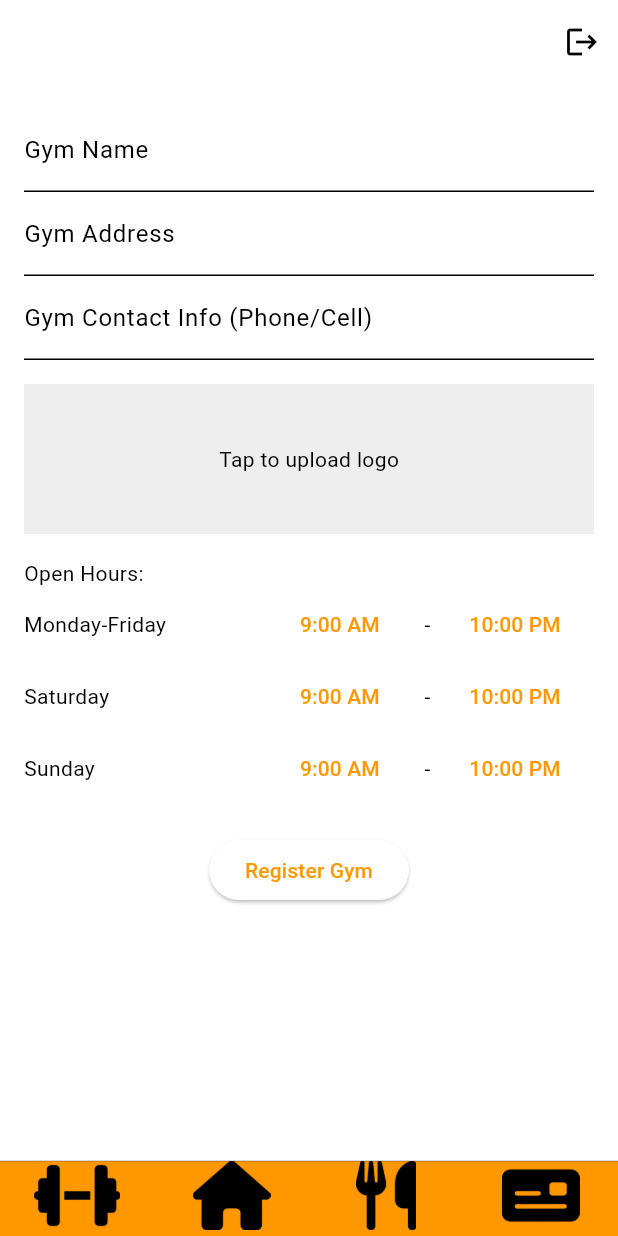
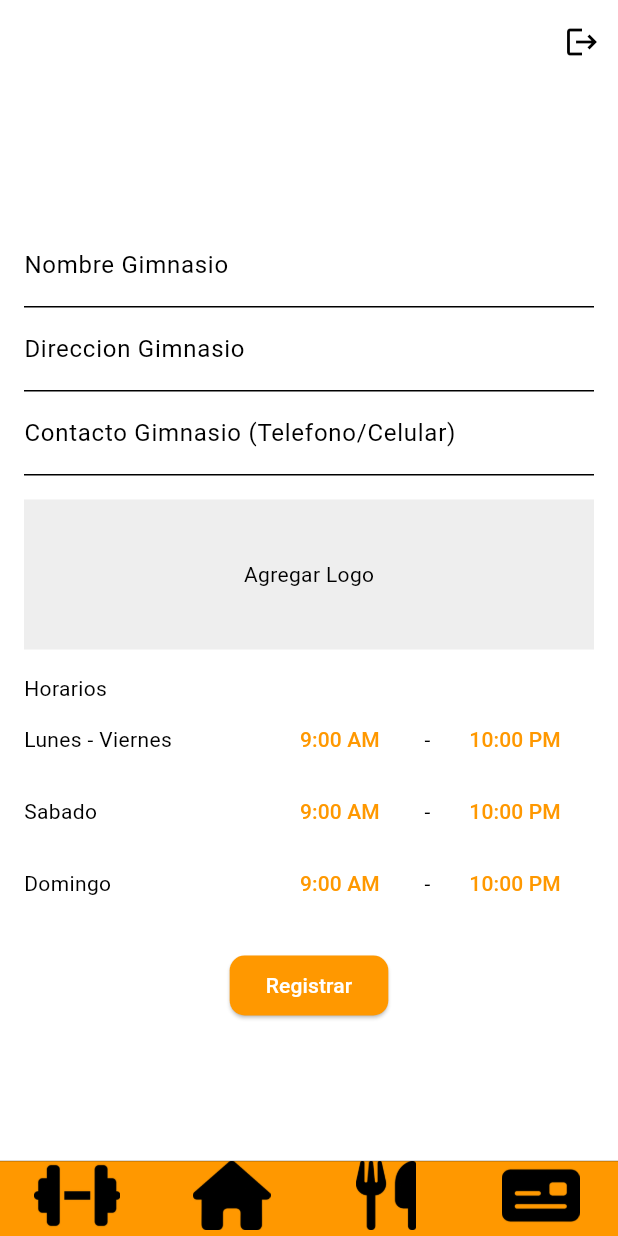
Before and after one commit to FranCannepa/fitsolutions, a Flutter app: the HomeScreen screen opened by its route, after a tap on "Registrar gimnasio", on a phone screen of 412 x 824 dp. Run offline on Flutter 3.47's test engine with Material 3 defaults, Android fonts, the phone set to English and light mode, and no system bars; our stand-ins replace cloud_firestore, firebase_auth, firebase_core, firebase_messaging, firebase_storage, flutter_local_notifications and 5 more; accounts and stored records are empty.

Commit message:
Membresia Info update from detailed ryan

```diff
--- a/lib/Screens/Gimnasio/gimnasio_screen.dart
+++ b/lib/Screens/Gimnasio/gimnasio_screen.dart
@@ -1,6 +1,6 @@
+import 'package:fitsolutions/Components/components.dart';
 import 'package:fitsolutions/Utilities/shared_prefs_helper.dart';
 import 'package:fitsolutions/modelo/models.dart';
-import 'package:fitsolutions/Components/components.dart';
 import 'package:fitsolutions/providers/gimnasio_provider.dart';
 import 'package:fitsolutions/screens/Gimnasio/gym_detail_screen.dart';
 import 'package:fitsolutions/screens/Gimnasio/gym_registration_form.dart';
@@ -45,7 +45,8 @@ class _GimnasioScreenState extends State<GimnasioScreen> {
               return Text('Error fetching gym data: ${snapshot.error}');
             } else if (snapshot.hasData && snapshot.data != null) {
               final gymData = snapshot.data!;
-              return GymDetailScreen(gym: gymData);
+              //return GymDetailScreen(gym: gymData);
+              return GimnasioInfo(gimnasio: gymData);
             } else {
               return !showGymForm
                   ? Column(
@@ -64,39 +65,23 @@ class _GimnasioScreenState extends State<GimnasioScreen> {
                         const SizedBox(height: 16.0),
                         ElevatedButton(
                           onPressed: () => setState(() => showGymForm = true),
-                          child: !esEntrenador! ? const Text("Registrar gimnasio") : const Text("Registar informacion"),
+                          child: !esEntrenador!
+                              ? const Text("Registrar gimnasio")
+                              : const Text("Registar informacion"),
                         ),
                       ],
                     )
-                  : Column(
-                      children: [
-                        GymRegistrationForm(
+                  : GymRegistrationForm(
                       provider: gimnasioProvider,
                       onSubmit: () {
                         setState(() {
                           showGymForm = false;
                         });
                       },
-                        ),
-                      ],
                     );
             }
           },
-        ),/*
-        child: FutureBuilder(
-            future: gimnasioProvider.getGym(),
-            builder: (context, snapshot) {
-              if (snapshot.hasData) {
-                final gimnasio = snapshot.data;
-                if (gimnasio != null) {
-                  return GimnasioInfo(gimnasio: gimnasio);
-                } else {
-                  return const Text('No TENGO GYM');
-                }
-              } else {
-                return Container();
-              }
-            }),*/
+        ),
       ),
     );
   }
--- a/lib/Screens/Home/home_screen.dart
+++ b/lib/Screens/Home/home_screen.dart
@@ -193,7 +193,7 @@ class _HomeScreenState extends State<HomeScreen> {
                 return Scaffold(
                   appBar: AppBar(
                     automaticallyImplyLeading:
-                        false, // This removes the back button
+                        false,
                     actions: [
                       IconButton(
                         onPressed: () async {
--- a/lib/Utilities/utilities.dart
+++ b/lib/Utilities/utilities.dart
@@ -1,7 +1,4 @@
 //FILE PARA HACER IMPORT
 //EN VEZ DE IMPORTAR UNO POR UNO IMPORTAR DE ACA
-
-
-export 'registros.dart';
 export 'shared_prefs_helper.dart';
 export 'navigator_service.dart';
--- a/lib/providers/gimnasio_provider.dart
+++ b/lib/providers/gimnasio_provider.dart
@@ -1,3 +1,4 @@
+import 'dart:developer';
 import 'dart:io';
 import 'package:cloud_firestore/cloud_firestore.dart';
 import 'package:fitsolutions/modelo/models.dart';
@@ -6,8 +7,7 @@ import 'package:image_picker/image_picker.dart';
 import 'package:logger/logger.dart';
 import 'package:fitsolutions/Utilities/shared_prefs_helper.dart';
 import 'package:path/path.dart' as path;
-import 'package:firebase_storage/firebase_storage.dart'
-    as firebase_storage; // Import Firebase Storage
+import 'package:firebase_storage/firebase_storage.dart' as firebase_storage;
 
 class GimnasioProvider with ChangeNotifier {
   final Logger log = Logger();
@@ -67,30 +67,27 @@ class GimnasioProvider with ChangeNotifier {
     if (gymLogo == null) return;
 
     try {
-      // Generate a unique name for the image based on current timestamp
       String fileName = path.basename(gymLogo.path);
       firebase_storage.Reference ref = firebase_storage.FirebaseStorage.instance
           .ref()
           .child('gym_logos')
           .child(fileName);
-
-      // Upload file to Firebase Storage
       await ref.putFile(gymLogo);
-
-      // Get the download URL
       gymLogoUrl = await ref.getDownloadURL();
-
       log.d('Logo uploaded. URL: $gymLogoUrl');
-      notifyListeners(); // Notify listeners after logo is uploaded
+      notifyListeners();
     } catch (e) {
       log.e('Error uploading logo: $e');
     }
   }
 
-  String timeOfDayToString(TimeOfDay timeOfDay) {
+  String formatTimeOfDay(TimeOfDay timeOfDay) {
+    debugger();
     final hours = timeOfDay.hour.toString().padLeft(2, '0');
     final minutes = timeOfDay.minute.toString().padLeft(2, '0');
-    return '$hours:$minutes';
+    final period = timeOfDay.hour < 12 ? 'AM' : 'PM';
+    final formattedHour = hours.startsWith('0') ? hours.substring(1) : hours;
+    return '$formattedHour:$minutes $period';
   }
 
   Future<void> registerGym(
@@ -98,26 +95,29 @@ class GimnasioProvider with ChangeNotifier {
     String address,
     String contact,
     Map<String, TimeOfDay> openHours,
-      Map<String, TimeOfDay> closeHours) async {
+    Map<String, TimeOfDay> closeHours,
+  ) async {
     final userId = await prefs.getUserId();
+    debugger();
+    try {
       final gymData = {
         'nombreGimnasio': name,
         'direccion': address,
         'contacto': contact,
         'propietarioId': userId,
-      'logoUrl': gymLogoUrl,
+        'logoUrl': gymLogoUrl ?? '',
         'horario': {
           'Monday-Friday': {
-          'open': timeOfDayToString(openHours['Monday-Friday']!),
-          'close': timeOfDayToString(closeHours['Monday-Friday']!),
+            'open': formatTimeOfDay(openHours['Lunes - Viernes']!),
+            'close': formatTimeOfDay(closeHours['Lunes - Viernes']!),
           },
           'Saturday': {
-          'open': timeOfDayToString(openHours['Saturday']!),
-          'close': timeOfDayToString(closeHours['Saturday']!),
+            'open': formatTimeOfDay(openHours['Sabado']!),
+            'close': formatTimeOfDay(closeHours['Sabado']!),
           },
           'Sunday': {
-          'open': timeOfDayToString(openHours['Sunday']!),
-          'close': timeOfDayToString(closeHours['Sunday']!),
+            'open': formatTimeOfDay(openHours['Domingo']!),
+            'close': formatTimeOfDay(closeHours['Domingo']!),
           },
         }
       };
@@ -128,7 +128,10 @@ class GimnasioProvider with ChangeNotifier {
       }
       final docRef = await _firebase.collection(collection).add(gymData);
       prefs.setSubscripcion(docRef.id);
-    notifyListeners(); // Refresh the gym data
+      notifyListeners();
+    } catch (e) {
+      print(e);
+    }
   }
 
   void toggleGymForm() {
--- a/lib/providers/userData.dart
+++ b/lib/providers/userData.dart
@@ -1,4 +1,6 @@
 //import 'dart:developer';
+
+import 'dart:developer';
 
 import 'package:cloud_firestore/cloud_firestore.dart';
 import 'package:firebase_auth/firebase_auth.dart';
@@ -184,7 +186,7 @@ class UserData extends ChangeNotifier {
     userId = userData?['userId'] ?? await prefs.getUserId();
     nombreCompleto = userData?['nombreCompleto'];
     tipo = 'Propietario';
-    origenAdministrador = (await getGimnasioPropietario(userId))!;
+    origenAdministrador = (await getGimnasioPropietario(userId)) ?? '';
     notifyListeners();
   }
 
--- a/lib/screens/Gimnasio/gym_registration_form.dart
+++ b/lib/screens/Gimnasio/gym_registration_form.dart
@@ -1,5 +1,8 @@
+import 'dart:developer';
 import 'dart:io';
 
+import 'package:fitsolutions/Components/CommonComponents/screenUpperTitle.dart';
+import 'package:fitsolutions/Components/CommonComponents/submit_button.dart';
 import 'package:fitsolutions/Utilities/shared_prefs_helper.dart';
 import 'package:fitsolutions/providers/gimnasio_provider.dart';
 import 'package:flutter/material.dart';
@@ -40,15 +43,15 @@ class _GymRegistrationFormState extends State<GymRegistrationForm> {
   }
 
   final Map<String, TimeOfDay> _openHours = {
-    'Monday-Friday': const TimeOfDay(hour: 9, minute: 0),
-    'Saturday': const TimeOfDay(hour: 9, minute: 0),
-    'Sunday': const TimeOfDay(hour: 9, minute: 0),
+    'Lunes - Viernes': const TimeOfDay(hour: 9, minute: 0),
+    'Sabado': const TimeOfDay(hour: 9, minute: 0),
+    'Domingo': const TimeOfDay(hour: 9, minute: 0),
   };
 
   final Map<String, TimeOfDay> _closeHours = {
-    'Monday-Friday': const TimeOfDay(hour: 22, minute: 0),
-    'Saturday': const TimeOfDay(hour: 22, minute: 0),
-    'Sunday': const TimeOfDay(hour: 22, minute: 0),
+    'Lunes - Viernes': const TimeOfDay(hour: 22, minute: 0),
+    'Sabado': const TimeOfDay(hour: 22, minute: 0),
+    'Domingo': const TimeOfDay(hour: 22, minute: 0),
   };
 
   Future<void> _selectTime(
@@ -101,9 +104,9 @@ class _GymRegistrationFormState extends State<GymRegistrationForm> {
         _closeHours,
       );
       if (context.mounted) {
-        widget.onSubmit(); // Call the callback to notify parent widget
+        widget.onSubmit();
         ScaffoldMessenger.of(context).showSnackBar(
-          const SnackBar(content: Text('Gym registered successfully')),
+          const SnackBar(content: Text('Ginasio registriado exitosamente')),
         );
       }
     }
@@ -111,7 +114,8 @@ class _GymRegistrationFormState extends State<GymRegistrationForm> {
 
   @override
   Widget build(BuildContext context) {
-    return Form(
+    return SingleChildScrollView(
+        child: Form(
       key: _formKey,
       child: Padding(
         padding: const EdgeInsets.all(16.0),
@@ -120,14 +124,16 @@ class _GymRegistrationFormState extends State<GymRegistrationForm> {
           children: [
             TextFormField(
               controller: _nameController,
-              decoration:  InputDecoration(labelText: esEntrenador == true
-                    ? 'Trainer Name'
-                    : 'Gym Name',),
+              decoration: InputDecoration(
+                labelText: esEntrenador == true
+                    ? 'Nombre Entrenador'
+                    : 'Nombre Gimnasio',
+              ),
               validator: (value) {
                 if (value == null || value.isEmpty) {
                   return esEntrenador == true
-                      ? 'Please enter the trainer name'
-                      : 'Please enter the gym name';
+                      ? 'Ingrese el nombre del entrenador'
+                      : 'Ingrese el nombre del gimnasio';
                 }
                 return null;
               },
@@ -136,14 +142,14 @@ class _GymRegistrationFormState extends State<GymRegistrationForm> {
               controller: _addressController,
               decoration: InputDecoration(
                 labelText: esEntrenador == true
-                    ? 'Trainer Address'
-                    : 'Gym Address',
+                    ? 'Direccion Entrenador'
+                    : 'Direccion Gimnasio',
               ),
               validator: (value) {
                 if (value == null || value.isEmpty) {
                   return esEntrenador == true
-                      ? 'Please enter the trainer address'
-                      : 'Please enter the gym address';
+                      ? 'Ingrese la direccion del entrenador'
+                      : 'Ingrese la direccion del gimnasio';
                 }
                 return null;
               },
@@ -152,14 +158,12 @@ class _GymRegistrationFormState extends State<GymRegistrationForm> {
               controller: _contactController,
               decoration: InputDecoration(
                 labelText: esEntrenador == true
-                    ? 'Trainer Contact Info (Phone/Cell)'
-                    : 'Gym Contact Info (Phone/Cell)',
+                    ? 'Contacto Entrenador (Telefono/Celular)'
+                    : 'Contacto Gimnasio (Telefono/Celular)',
               ),
               validator: (value) {
                 if (value == null || value.isEmpty) {
-                  return esEntrenador == true
-                      ? 'Please enter the trainer contact information'
-                      : 'Please enter the gym contact information';
+                  return 'Ingrese la informacion de contacto';
                 }
                 return null;
               },
@@ -172,11 +176,11 @@ class _GymRegistrationFormState extends State<GymRegistrationForm> {
                   : Container(
                       color: Colors.grey[200],
                       height: 100,
-                      child: const Center(child: Text('Tap to upload logo')),
+                      child: const Center(child: Text('Agregar Logo')),
                     ),
             ),
             const SizedBox(height: 16),
-            const Text('Open Hours:'),
+            const Text('Horarios'),
             Column(
               crossAxisAlignment: CrossAxisAlignment.start,
               children: _openHours.keys.map((day) {
@@ -207,14 +211,13 @@ class _GymRegistrationFormState extends State<GymRegistrationForm> {
             ),
             const SizedBox(height: 20),
             Center(
-              child: ElevatedButton(
-                onPressed: () => _submitForm(context, widget.provider),
-                child: esEntrenador == true ? const Text('Register Trainer Info') : const Text('Register Gym'),
-              ),
-            ),
+                child: SubmitButton(
+              onPressed: () => _submitForm(context, widget.provider),
+              text: "Registrar",
+            )),
           ],
         ),
       ),
-    );
+    ));
   }
 }
```
Also changed, not shown: lib/Components/GimnasioComponents/gimnasio_info.dart (+39 -17 lines), lib/Utilities/Registros.dart (deleted, +0 -21 lines), lib/Utilities/shared_prefs_helper.dart (+3 -4 lines), lib/screens/Gimnasio/gym_detail_screen.dart (+2 -18 lines). Lines whose indentation alone changed are shown as unchanged.
